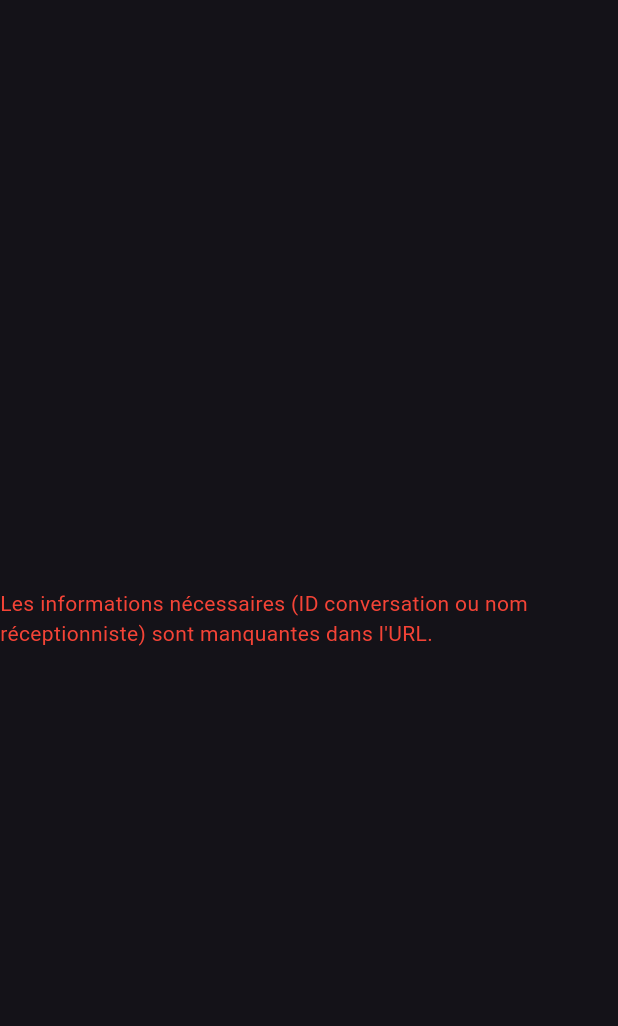
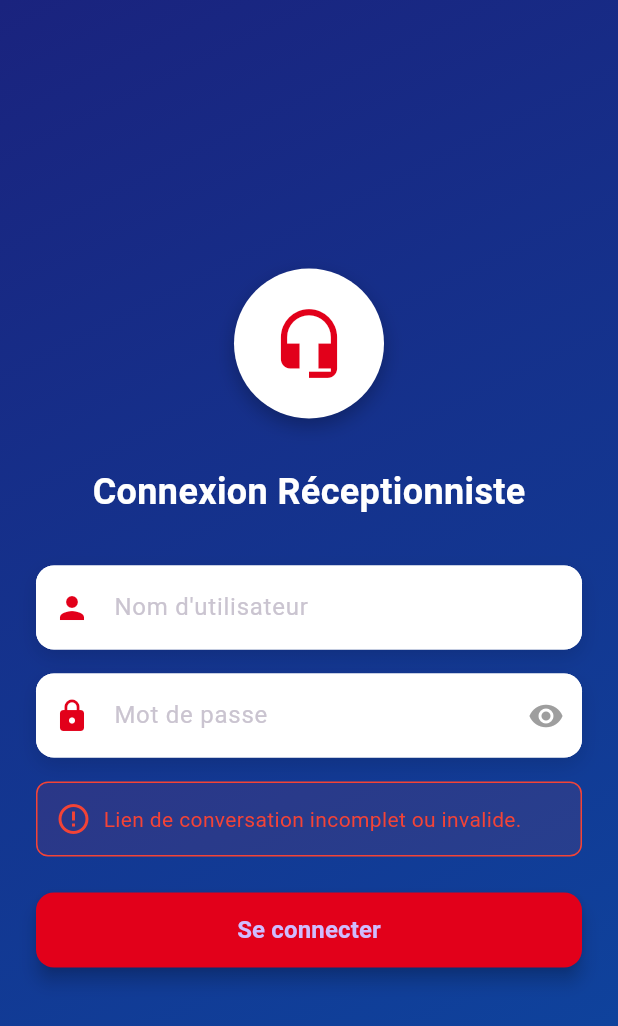
Before and after one commit to khlayyel/hotel-assistant, a Flutter app: the ReceptionistAuthScreen screen opened directly, on a phone screen of 412 x 824 dp. Shown: the top 1026 px of the screen. Run offline on Flutter 3.47's test engine with Material 3 defaults, Android fonts, the phone set to English and light mode, and no system bars; our stand-ins replace cloud_firestore, dropdown_search, firebase_core, firebase_messaging, go_router, shared_preferences; missing offline and left inert: dart:html, hotix_assistant; accounts and stored records are empty.

Commit message:
l'authentification ma 7abetch tetzed lel receptionniste yekhi zedet go router lel naviagtion entre les pages 4

```diff
--- a/lib/screens/receptionist_auth_screen.dart
+++ b/lib/screens/receptionist_auth_screen.dart
@@ -12,57 +12,48 @@ class ReceptionistAuthScreen extends StatefulWidget {
 
 class _ReceptionistAuthScreenState extends State<ReceptionistAuthScreen> {
   final TextEditingController _passwordController = TextEditingController();
+  final TextEditingController _usernameController = TextEditingController();
   bool _isLoading = false;
   String? _error;
   bool _obscurePassword = true;
+
+  String? _targetConversationId;
+  String? _targetReceptionistNameFromUrl;
+  String? _targetHotelId;
 
   @override
   void initState() {
     super.initState();
     final goRouterState = GoRouterState.of(context);
-    final conversationId = goRouterState.pathParameters['conversationId'];
-    final receptionistName = goRouterState.uri.queryParameters['receptionistName'];
-    final hotelId = goRouterState.uri.queryParameters['hotelId'];
+    _targetConversationId = goRouterState.uri.queryParameters['conversationId'];
+    _targetReceptionistNameFromUrl = goRouterState.uri.queryParameters['receptionistName'];
+    _targetHotelId = goRouterState.uri.queryParameters['hotelId'];
 
-    print('DEBUG ReceptionistAuthScreen: initState appelé. conversationId: $conversationId, receptionistName: $receptionistName, hotelId: $hotelId');
+    print('DEBUG ReceptionistAuthScreen: initState (Login générique) appelé. Cible - conversationId: $_targetConversationId, receptionistName(URL): $_targetReceptionistNameFromUrl, hotelId: $_targetHotelId');
 
-    if (conversationId == null || conversationId.isEmpty || receptionistName == null || receptionistName.isEmpty) {
+    if (_targetConversationId == null || _targetConversationId!.isEmpty || _targetHotelId == null || _targetHotelId!.isEmpty) {
          setState(() {
-          _error = "Les informations nécessaires (ID conversation ou nom réceptionniste) sont manquantes dans l\'URL.";
-          _isLoading = false;
+             _error = "Lien de conversation incomplet ou invalide.";
          });
-       print('DEBUG ReceptionistAuthScreen: ID conversation ou nom réceptionniste manquant dans l\'URL.');
-       return;
-    }
-     if (hotelId == null || hotelId.isEmpty) {
-         setState(() {
-          _error = "L\'identifiant de l\'hôtel est manquant dans l\'URL. Ce lien pourrait être invalide.";
-          _isLoading = false;
-       });
-       print('DEBUG ReceptionistAuthScreen: HotelId manquant dans l\'URL.');
-       return;
+         print('DEBUG ReceptionistAuthScreen: Paramètres de conversation cible manquants dans l\'URL.');
      }
   }
 
   Future<void> _authenticate() async {
-    final goRouterState = GoRouterState.of(context);
-    final conversationId = goRouterState.pathParameters['conversationId'];
-    final receptionistName = goRouterState.uri.queryParameters['receptionistName'];
-    final hotelId = goRouterState.uri.queryParameters['hotelId'];
+    final enteredUsername = _usernameController.text.trim();
+    final enteredPassword = _passwordController.text.trim();
 
-    print('DEBUG ReceptionistAuthScreen: Authenticate appelé. conversationId: $conversationId, receptionistName: $receptionistName, hotelId: $hotelId');
-
-    if (receptionistName == null || conversationId == null || conversationId.isEmpty || hotelId == null || hotelId.isEmpty) {
+    if (_targetConversationId == null || _targetConversationId!.isEmpty || _targetHotelId == null || _targetHotelId!.isEmpty) {
          setState(() {
-          _error = "Les informations nécessaires à l\'authentification sont manquantes dans l\'URL.";
+             _error = "Impossible de procéder: Informations de conversation cible manquantes.";
              _isLoading = false;
          });
          return;
      }
 
-    if (_passwordController.text.isEmpty) {
+    if (enteredUsername.isEmpty || enteredPassword.isEmpty) {
       setState(() {
-        _error = "Veuillez entrer votre mot de passe";
+        _error = "Veuillez entrer votre nom d\'utilisateur et mot de passe";
         _isLoading = false;
       });
       return;
@@ -76,62 +67,60 @@ class _ReceptionistAuthScreenState extends State<ReceptionistAuthScreen> {
     try {
       final receptionistQuery = await FirebaseFirestore.instance
           .collectionGroup('receptionists')
-          .where('name', isEqualTo: receptionistName)
+          .where('name', isEqualTo: enteredUsername)
           .get();
 
       if (receptionistQuery.docs.isEmpty) {
         setState(() {
-          _error = "Réceptionniste non trouvé ou nom dans l\'URL invalide";
+          _error = "Nom d\'utilisateur ou mot de passe incorrect";
           _isLoading = false;
         });
         return;
       }
 
-      final receptionistDoc = receptionistQuery.docs.first;
-      final receptionistData = receptionistDoc.data();
+      DocumentSnapshot? authenticatedReceptionistDoc;
+      for (var doc in receptionistQuery.docs) {
+          final parentHotelId = doc.reference.parent.parent?.id;
+          if (parentHotelId == _targetHotelId) {
+              authenticatedReceptionistDoc = doc;
+              break;
+          }
+      }
 
-      if (receptionistData['name'] != receptionistName) {
+       if (authenticatedReceptionistDoc == null) {
             setState(() {
-          _error = "Ce lien est réservé à ${receptionistName}. Veuillez utiliser vos propres identifiants.";
+              _error = "Nom d\'utilisateur ou mot de passe incorrect pour cet hôtel.";
               _isLoading = false;
             });
             return;
        }
 
-      if (receptionistData['password'] != _passwordController.text) {
+      final receptionistData = authenticatedReceptionistDoc.data() as Map<String, dynamic>?;
+
+       if (receptionistData == null || receptionistData['password'] != enteredPassword) {
         setState(() {
-          _error = "Mot de passe incorrect";
+          _error = "Nom d\'utilisateur ou mot de passe incorrect";
           _isLoading = false;
         });
         return;
       }
 
-      print('DEBUG ReceptionistAuthScreen: Authentification réussie. Navigation vers ReceptionistScreen.');
-      context.go('/receptionniste/chat/$conversationId?receptionistName=${Uri.encodeComponent(receptionistName)}&hotelId=${Uri.encodeComponent(hotelId)}');
+      final authenticatedReceptionistName = receptionistData['name'];
+      print('DEBUG ReceptionistAuthScreen: Authentification réussie pour $authenticatedReceptionistName. Navigation vers conversation cible.');
+
+      context.go('/receptionniste/chat/$_targetConversationId?receptionistName=${Uri.encodeComponent(authenticatedReceptionistName!)}&hotelId=${Uri.encodeComponent(_targetHotelId!)}');
 
     } catch (e) {
       setState(() {
         _error = "Une erreur est survenue lors de l\'authentification: ${e}";
         _isLoading = false;
       });
-      print('Erreur d\'authentification: $e');
+      print('Erreur d\'authentification (Login générique): $e');
     }
   }
 
   @override
   Widget build(BuildContext context) {
-    final goRouterState = GoRouterState.of(context);
-    final receptionistName = goRouterState.uri.queryParameters['receptionistName'];
-    final hotelId = goRouterState.uri.queryParameters['hotelId'];
-
-    if (receptionistName == null || receptionistName.isEmpty || hotelId == null || hotelId.isEmpty) {
-       return Scaffold(
-        body: Center(
-          child: _error != null ? Text(_error!, style: TextStyle(color: Colors.red)) : CircularProgressIndicator()
-        ),
-      );
-    }
-
     return Scaffold(
       body: Container(
         decoration: BoxDecoration(
@@ -175,22 +164,42 @@ class _ReceptionistAuthScreenState extends State<ReceptionistAuthScreen> {
                     SizedBox(height: 32),
 
                     Text(
-                      "Authentification Réceptionniste",
+                      "Connexion Réceptionniste",
                       style: TextStyle(
                         fontSize: 24,
                         fontWeight: FontWeight.bold,
                         color: Colors.white,
                       ),
                     ),
-                    SizedBox(height: 8),
-                    Text(
-                      receptionistName,
-                      style: TextStyle(
-                        fontSize: 18,
-                        color: Colors.white70,
+                    SizedBox(height: 32),
+
+                    Container(
+                      decoration: BoxDecoration(
+                        color: Colors.white,
+                        borderRadius: BorderRadius.circular(12),
+                        boxShadow: [
+                          BoxShadow(
+                            color: Colors.black12,
+                            blurRadius: 10,
+                            offset: Offset(0, 5),
+                          ),
+                        ],
+                      ),
+                      child: TextField(
+                        controller: _usernameController,
+                        decoration: InputDecoration(
+                          hintText: "Nom d\'utilisateur",
+                          prefixIcon: Icon(Icons.person, color: Color(0xFFe2001a)),
+                          border: OutlineInputBorder(
+                            borderRadius: BorderRadius.circular(12),
+                            borderSide: BorderSide.none,
+                          ),
+                          filled: true,
+                          fillColor: Colors.white,
                         ),
                       ),
-                    SizedBox(height: 32),
+                    ),
+                    SizedBox(height: 16),
 
                     Container(
                       decoration: BoxDecoration(
@@ -298,6 +307,7 @@ class _ReceptionistAuthScreenState extends State<ReceptionistAuthScreen> {
   @override
   void dispose() {
     _passwordController.dispose();
+    _usernameController.dispose();
     super.dispose();
   }
 }
```
Also changed, not shown: lib/main.dart (+43 -39 lines), lib/screens/chat_screen.dart (+14 -5 lines), lib/screens/conversation_redirect_screen.dart (deleted, +0 -56 lines). Lines whose indentation alone changed are shown as unchanged.
